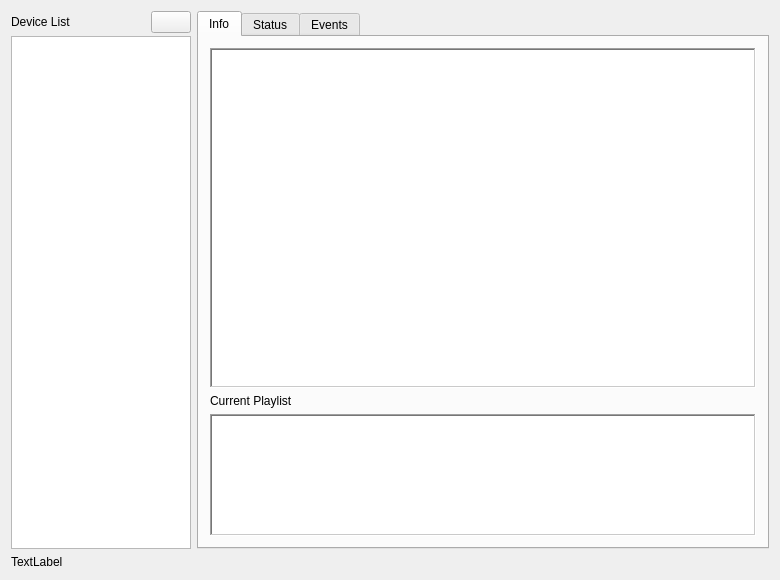
First picture: the form in sqlexample.ui, repository Sansi/SkyEye-Monitor, before the edit.
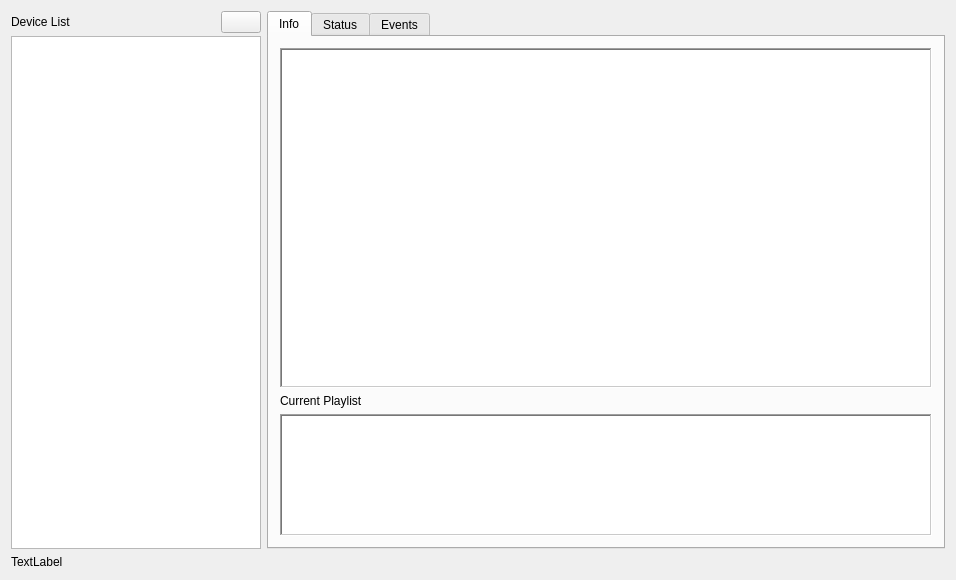
Second picture: the form after the edit. Icons and pictures are not drawn.

Commit message: display device state in the list

```diff
--- a/sqlexample.ui
+++ b/sqlexample.ui
@@ -6,7 +6,7 @@
    <rect>
     <x>0</x>
     <y>0</y>
-    <width>780</width>
+    <width>956</width>
     <height>580</height>
    </rect>
   </property>
@@ -67,13 +67,13 @@
            </property>
            <property name="minimumSize">
             <size>
-             <width>180</width>
+             <width>250</width>
              <height>0</height>
             </size>
            </property>
            <property name="maximumSize">
             <size>
-             <width>180</width>
+             <width>250</width>
              <height>16777215</height>
             </size>
            </property>
```
The commit also changes 2 other files.
